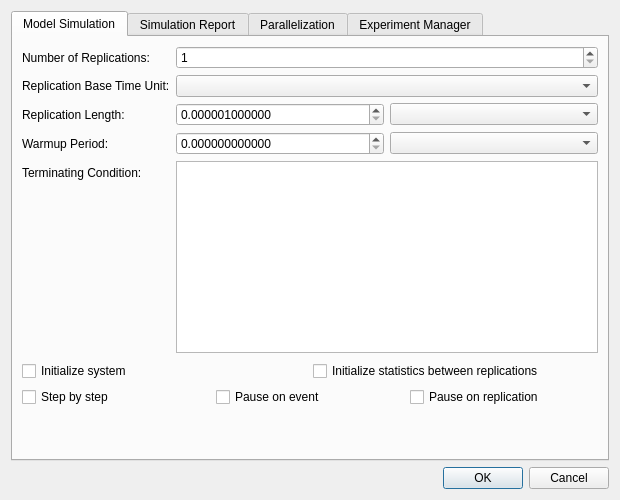
This is source/applications/gui/genesys/dialogs/dialogsimulationconfigure.ui in rlcancian/Genesys-Simulator as Qt 5 draws it before an edit. The edited form follows.
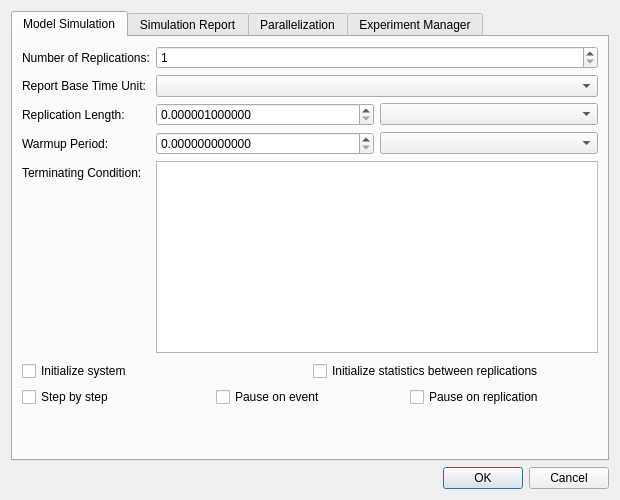
This is the edited form.

Commit message: docs(gui): clarify report time unit and ModalModel naming

```diff
--- a/source/applications/gui/genesys/dialogs/dialogsimulationconfigure.ui
+++ b/source/applications/gui/genesys/dialogs/dialogsimulationconfigure.ui
@@ -61,7 +61,7 @@
          <item row="1" column="0">
           <widget class="QLabel" name="labelReplicationBaseTimeUnit">
            <property name="text">
-            <string>Replication Base Time Unit:</string>
+            <string>Report Base Time Unit:</string>
            </property>
            <property name="buddy">
             <cstring>comboBoxReplicationBaseTimeUnit</cstring>
```
The commit also changes 8 other files.
